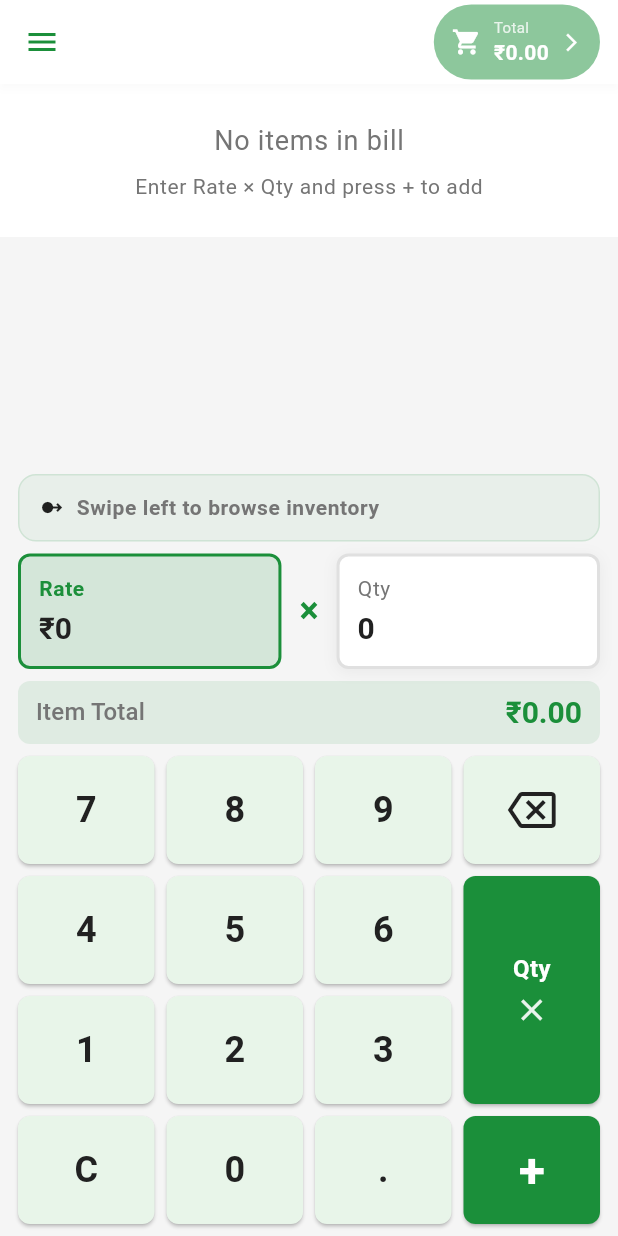
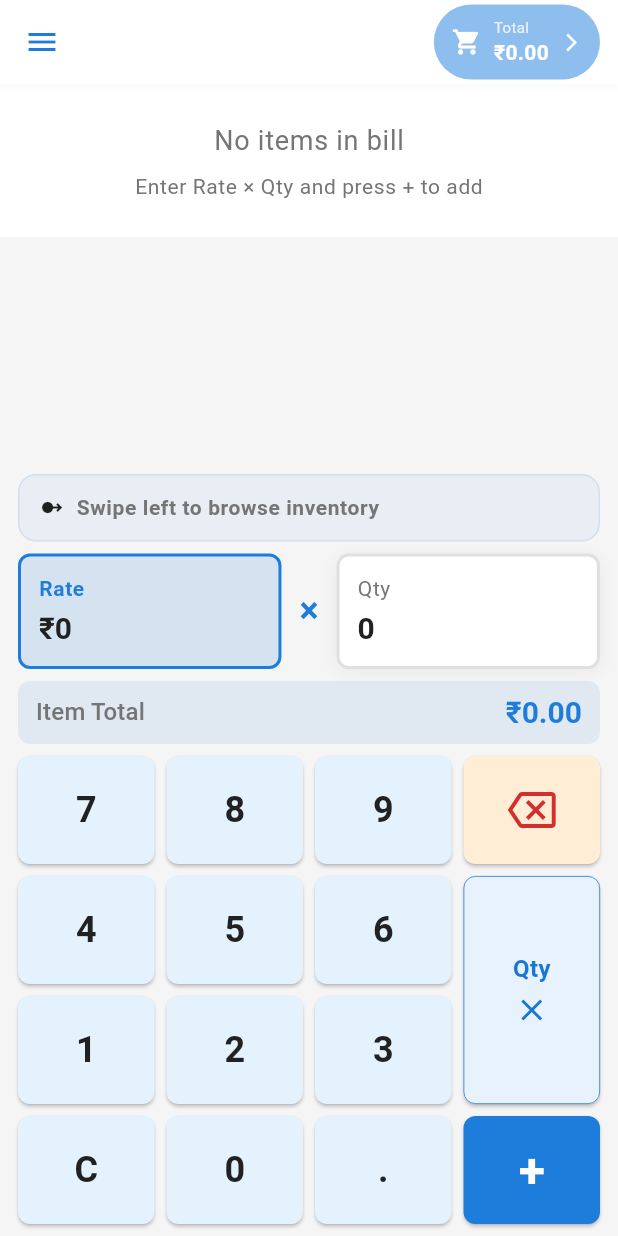
Before and after one commit to Valeriyon/Billing-Calculator, a Flutter app: the screen it shows after launch, on a phone screen of 412 x 824 dp. Run offline on Flutter 3.47's test engine with Material 3 defaults, Android fonts, the phone set to English and light mode, and no system bars; our stand-ins replace audioplayers, drift, flutter_riverpod, go_router, image_picker, qr_flutter and 1 more; missing offline and left inert: mobile_scanner; accounts and stored records are empty; generated files the repository leaves out were written again.

Commit message:
Refactor color themes to blue and enhance keypad button functionality

```diff
--- a/lib/core/constants/app_colors.dart
+++ b/lib/core/constants/app_colors.dart
@@ -1,19 +1,19 @@
 import 'package:flutter/material.dart';
 
-/// App color palette - Green theme for elder-friendly billing app
+/// App color palette - Blue theme for elder-friendly billing app
 class AppColors {
   AppColors._();
 
-  // Primary Green Theme
-  static const Color primary = Color(0xFF1B8F3A);
-  static const Color primaryLight = Color(0xFF4CAF50);
-  static const Color primaryDark = Color(0xFF157230);
-  static const Color primaryAccent = Color(0xFF81C784);
+  // Primary Blue Theme
+  static const Color primary = Color.fromARGB(255, 30, 124, 218);
+  static const Color primaryLight = Color(0xFF64B5F6);
+  static const Color primaryDark = Color.fromARGB(255, 36, 106, 211);
+  static const Color primaryAccent = Color(0xFF90CAF9);
 
   // Secondary Colors
-  static const Color secondary = Color(0xFF2E7D32);
-  static const Color secondaryLight = Color(0xFF60AD5E);
-  static const Color secondaryDark = Color(0xFF005005);
+  static const Color secondary = Color(0xFF1565C0);
+  static const Color secondaryLight = Color(0xFF42A5F5);
+  static const Color secondaryDark = Color(0xFF003C8F);
 
   // Background Colors - Light Mode
   static const Color backgroundLight = Color(0xFFF5F5F5);
@@ -46,16 +46,25 @@ class AppColors {
   static const Color upi = Color(0xFF7B1FA2);
   static const Color credit = Color(0xFFE65100);
 
+  // Destructive Action Button
+  static const Color destructiveBackground = Color(0xFFFFEDD5);
+  static const Color destructiveIcon = Color(0xFFD32F2F);
+
+  // Accent Button (QTY/Rate mode toggle)
+  static const Color accentBackground = Color(0xFFE7F2FD);
+  static const Color accentBorder = Color(0xFF1976D2);
+  static const Color accentText = Color(0xFF1976D2);
+
   // High Contrast Colors
   static const Color contrastBackground = Color(0xFF000000);
   static const Color contrastSurface = Color(0xFF1A1A1A);
   static const Color contrastText = Color(0xFFFFFFFF);
-  static const Color contrastPrimary = Color(0xFF00FF41);
+  static const Color contrastPrimary = Color(0xFF00B0FF);
   static const Color contrastBorder = Color(0xFFFFFFFF);
 
   // Keypad Colors
-  static const Color keypadButton = Color(0xFFE8F5E9);
-  static const Color keypadButtonDark = Color(0xFF2E3B2E);
+  static const Color keypadButton = Color(0xFFE3F2FD);
+  static const Color keypadButtonDark = Color(0xFF263242);
   static const Color keypadText = Color(0xFF212121);
   static const Color keypadTextDark = Color(0xFFE8E8E8);
 
--- a/lib/core/theme/dark_theme.dart
+++ b/lib/core/theme/dark_theme.dart
@@ -2,7 +2,7 @@ import 'package:flutter/material.dart';
 import '../constants/app_colors.dart';
 import '../constants/app_sizes.dart';
 
-/// Dark theme with green accents - elder-friendly
+/// Dark theme with blue accents - elder-friendly
 ThemeData darkTheme({double textScale = 1.0}) {
   return ThemeData(
     useMaterial3: true,
--- a/lib/core/theme/light_theme.dart
+++ b/lib/core/theme/light_theme.dart
@@ -2,7 +2,7 @@ import 'package:flutter/material.dart';
 import '../constants/app_colors.dart';
 import '../constants/app_sizes.dart';
 
-/// Light theme with green primary color - elder-friendly
+/// Light theme with blue primary color - elder-friendly
 ThemeData lightTheme({double textScale = 1.0}) {
   return ThemeData(
     useMaterial3: true,
--- /dev/null
+++ b/lib/core/widgets/keypad_button_back.dart
@@ -0,0 +1,139 @@
+import 'package:flutter/material.dart';
+import 'package:flutter/services.dart';
+import '../constants/app_sizes.dart';
+import '../constants/app_colors.dart';
+
+/// Calculator keypad button with large touch target for elder-friendly use
+class KeypadButtonBack extends StatelessWidget {
+  const KeypadButtonBack({
+    super.key,
+    required this.label,
+    required this.onPressed,
+    this.icon,
+    this.child,
+    this.backgroundColor,
+    this.foregroundColor,
+    this.fontSize,
+    this.size = AppSizes.keypadButtonSize,
+    this.isAccent = false,
+    this.isWide = false,
+    this.hapticFeedback = true,
+    this.expand = false,
+  });
+
+  final String label;
+  final VoidCallback onPressed;
+  final IconData? icon;
+  final Widget? child;
+  final Color? backgroundColor;
+  final Color? foregroundColor;
+  final double? fontSize;
+  final double size;
+  final bool isAccent;
+  final bool isWide;
+  final bool hapticFeedback;
+  final bool expand;
+
+  @override
+  Widget build(BuildContext context) {
+    final theme = Theme.of(context);
+    final isDark = theme.brightness == Brightness.dark;
+
+    // Determine colors
+    Color bgColor;
+    Color fgColor;
+
+    if (isAccent) {
+      bgColor = backgroundColor ?? AppColors.primary;
+      fgColor = foregroundColor ?? Colors.white;
+    } else {
+      bgColor =
+          backgroundColor ??
+          (isDark ? AppColors.keypadButtonDark : AppColors.keypadButton);
+      fgColor =
+          foregroundColor ??
+          (isDark ? AppColors.keypadTextDark : AppColors.keypadText);
+    }
+
+    final button = SizedBox(
+      height: size,
+      child: Material(
+        color: bgColor,
+        borderRadius: BorderRadius.circular(AppSizes.radiusMedium),
+        elevation: 1,
+        child: InkWell(
+          onTap: () {
+            if (hapticFeedback) {
+              HapticFeedback.lightImpact();
+            }
+            onPressed();
+          },
+          borderRadius: BorderRadius.circular(AppSizes.radiusMedium),
+          child: Center(
+            child:
+                child ??
+                (icon != null
+                    ? Icon(icon, size: AppSizes.iconSizeLarge, color: fgColor)
+                    : Text(
+                        label,
+                        style: TextStyle(
+                          fontSize: fontSize ?? AppSizes.fontSizeXXLarge,
+                          fontWeight: FontWeight.w600,
+                          color: fgColor,
+                        ),
+                      )),
+          ),
+        ),
+      ),
+    );
+
+    // Return expanded or fixed size
+    if (expand) {
+      return Expanded(child: button);
+    }
+    return SizedBox(
+      width: isWide ? size * 2 + AppSizes.keypadSpacing : size,
+      child: button,
+    );
+  }
+}
+
+/// Keypad row wrapper - supports expanded buttons
+class KeypadRow extends StatelessWidget {
+  const KeypadRow({
+    super.key,
+    required this.children,
+    this.spacing = AppSizes.keypadSpacing,
+    this.expand = false,
+  });
+
+  final List<Widget> children;
+  final double spacing;
+  final bool expand;
+
+  @override
+  Widget build(BuildContext context) {
+    if (expand) {
+      // Use Row with spacing between expanded children
+      return Row(
+        children: [
+          for (int i = 0; i < children.length; i++) ...[
+            Expanded(child: children[i]),
+            if (i < children.length - 1) SizedBox(width: spacing),
+          ],
+        ],
+      );
+    }
+
+    // Original centered layout
+    return Row(
+      mainAxisAlignment: MainAxisAlignment.center,
+      children: [
+        for (int i = 0; i < children.length; i++) ...[
+          children[i],
+          if (i < children.length - 1) SizedBox(width: spacing),
+        ],
+      ],
+    );
+  }
+}
--- /dev/null
+++ b/lib/core/widgets/keypad_button_calc.dart
@@ -0,0 +1,149 @@
+import 'package:flutter/material.dart';
+import 'package:flutter/services.dart';
+import '../constants/app_sizes.dart';
+import '../constants/app_colors.dart';
+
+/// Calculator keypad button with large touch target for elder-friendly use
+class KeypadButtonCalc extends StatelessWidget {
+  const KeypadButtonCalc({
+    super.key,
+    required this.label,
+    required this.onPressed,
+    this.icon,
+    this.child,
+    this.backgroundColor,
+    this.foregroundColor,
+    this.fontSize,
+    this.size = AppSizes.keypadButtonSize,
+    this.isAccent = false,
+    this.isWide = false,
+    this.hapticFeedback = true,
+    this.expand = false,
+    this.borderColor,
+  });
+
+  final String label;
+  final VoidCallback onPressed;
+  final IconData? icon;
+  final Widget? child;
+  final Color? backgroundColor;
+  final Color? foregroundColor;
+  final double? fontSize;
+  final double size;
+  final bool isAccent;
+  final bool isWide;
+  final bool hapticFeedback;
+  final bool expand;
+  final Color? borderColor;
+
+  @override
+  Widget build(BuildContext context) {
+    final theme = Theme.of(context);
+    final isDark = theme.brightness == Brightness.dark;
+
+    // Determine colors
+    Color bgColor;
+    Color fgColor;
+
+    if (isAccent) {
+      bgColor = backgroundColor ?? AppColors.primary;
+      fgColor = foregroundColor ?? Colors.white;
+    } else {
+      bgColor =
+          backgroundColor ??
+          (isDark ? AppColors.keypadButtonDark : AppColors.keypadButton);
+      fgColor =
+          foregroundColor ??
+          (isDark ? AppColors.keypadTextDark : AppColors.keypadText);
+    }
+
+    final button = SizedBox(
+      height: size,
+      child: Material(
+        color: bgColor,
+        borderRadius: BorderRadius.circular(AppSizes.radiusMedium),
+        elevation: 1,
+        child: InkWell(
+          onTap: () {
+            if (hapticFeedback) {
+              HapticFeedback.lightImpact();
+            }
+            onPressed();
+          },
+          borderRadius: BorderRadius.circular(AppSizes.radiusMedium),
+          child: Container(
+            decoration: BoxDecoration(
+              borderRadius: BorderRadius.circular(AppSizes.radiusMedium),
+              border: borderColor != null
+                  ? Border.all(color: borderColor!, width: .5)
+                  : null,
+            ),
+            child: Center(
+              child:
+                  child ??
+                  (icon != null
+                      ? Icon(icon, size: AppSizes.iconSizeLarge, color: fgColor)
+                      : Text(
+                          label,
+                          style: TextStyle(
+                            fontSize: fontSize ?? AppSizes.fontSizeXXLarge,
+                            fontWeight: FontWeight.w600,
+                            color: fgColor,
+                          ),
+                        )),
+            ),
+          ),
+        ),
+      ),
+    );
+
+    // Return expanded or fixed size
+    if (expand) {
+      return Expanded(child: button);
+    }
+    return SizedBox(
+      width: isWide ? size * 2 + AppSizes.keypadSpacing : size,
+      child: button,
+    );
+  }
+}
+
+/// Keypad row wrapper - supports expanded buttons
+class KeypadRow extends StatelessWidget {
+  const KeypadRow({
+    super.key,
+    required this.children,
+    this.spacing = AppSizes.keypadSpacing,
+    this.expand = false,
+  });
+
+  final List<Widget> children;
+  final double spacing;
+  final bool expand;
+
+  @override
+  Widget build(BuildContext context) {
+    if (expand) {
+      // Use Row with spacing between expanded children
+      return Row(
+        children: [
+          for (int i = 0; i < children.length; i++) ...[
+            Expanded(child: children[i]),
+            if (i < children.length - 1) SizedBox(width: spacing),
+          ],
+        ],
+      );
+    }
+
+    // Original centered layout
+    return Row(
+      mainAxisAlignment: MainAxisAlignment.center,
+      children: [
+        for (int i = 0; i < children.length; i++) ...[
+          children[i],
+          if (i < children.length - 1) SizedBox(width: spacing),
+        ],
+      ],
+    );
+  }
+}
--- a/lib/features/calculator/presentation/calculator_screen.dart
+++ b/lib/features/calculator/presentation/calculator_screen.dart
@@ -1,7 +1,4 @@
 import 'dart:io';
-
-import 'dart:io';
-
 import 'package:flutter/material.dart';
 import 'package:flutter_riverpod/flutter_riverpod.dart';
 import 'package:go_router/go_router.dart';
--- a/lib/features/calculator/presentation/widgets/calc_keypad.dart
+++ b/lib/features/calculator/presentation/widgets/calc_keypad.dart
@@ -1,7 +1,10 @@
 import 'package:flutter/material.dart';
 import 'package:flutter_riverpod/flutter_riverpod.dart';
 import '../../../../core/constants/app_sizes.dart';
+import '../../../../core/constants/app_colors.dart';
 import '../../../../core/widgets/keypad_button.dart';
+import '../../../../core/widgets/keypad_button_back.dart';
+import '../../../../core/widgets/keypad_button_calc.dart';
 import '../../domain/calc_logic.dart';
 
 /// Calculator keypad with numbers, operators, and actions
@@ -97,16 +100,26 @@ class CalcKeypad extends ConsumerWidget {
         const SizedBox(width: AppSizes.keypadSpacing),
 
         // Col 4: Backspace, Rate/Qty (span 2), +
-        buildCol([
-          _KeypadButtonData(
+        Expanded(
+          child: Column(
+            mainAxisSize: MainAxisSize.min,
+            crossAxisAlignment: CrossAxisAlignment.stretch,
+            children: [
+              KeypadButtonBack(
                 label: '',
                 icon: Icons.backspace_outlined,
+                backgroundColor: AppColors.destructiveBackground,
+                foregroundColor: AppColors.destructiveIcon,
                 onPressed: calcNotifier.backspace,
+                size: height,
               ),
-          _KeypadButtonData(
+              const SizedBox(height: AppSizes.keypadSpacing),
+              KeypadButtonCalc(
                 label: '',
-            customHeight: height * 2 + AppSizes.keypadSpacing,
-            isAccent: true,
+                size: height * 2 + AppSizes.keypadSpacing,
+                backgroundColor: AppColors.accentBackground,
+                foregroundColor: AppColors.accentText,
+                borderColor: AppColors.accentBorder,
                 onPressed: calcNotifier.toggleMode,
                 child: Column(
                   mainAxisAlignment: MainAxisAlignment.center,
@@ -115,28 +128,32 @@ class CalcKeypad extends ConsumerWidget {
                       calcState.currentMode == CalcInputMode.quantity
                           ? 'Rate'
                           : 'Qty',
-                  style: const TextStyle(
+                      style: TextStyle(
                         fontSize: 16.0,
                         fontWeight: FontWeight.bold,
-                    color: Colors.white,
+                        color: AppColors.accentText,
                       ),
                     ),
                     const SizedBox(height: 4),
                     Icon(
                       Icons.close,
                       size: AppSizes.iconSizeMedium,
-                  color: Colors.white.withValues(alpha: 0.9),
+                      color: AppColors.accentText,
                     ),
                   ],
                 ),
               ),
-          _KeypadButtonData(
+              const SizedBox(height: AppSizes.keypadSpacing),
+              KeypadButton(
                 label: '+',
                 isAccent: true,
                 fontSize: AppSizes.fontSizeDisplay,
                 onPressed: calcState.canAddItem ? calcNotifier.addItem : () {},
+                size: height,
               ),
-        ]),
+            ],
+          ),
+        ),
       ],
     );
   }
@@ -144,33 +161,16 @@ class CalcKeypad extends ConsumerWidget {
   Widget _buildButton(_KeypadButtonData data, double baseHeight) {
     return KeypadButton(
       label: data.label,
-      icon: data.icon,
       onPressed: data.onPressed,
-      isAccent: data.isAccent,
-      fontSize: data.fontSize,
-      size: data.customHeight ?? baseHeight,
-      child: data.child,
+      size: baseHeight,
     );
   }
 }
 
 /// Data class for keypad button configuration
 class _KeypadButtonData {
-  const _KeypadButtonData({
-    required this.label,
-    required this.onPressed,
-    this.icon,
-    this.child,
-    this.customHeight,
-    this.isAccent = false,
-    this.fontSize,
-  });
+  const _KeypadButtonData({required this.label, required this.onPressed});
 
   final String label;
   final VoidCallback onPressed;
-  final IconData? icon;
-  final Widget? child;
-  final double? customHeight;
-  final bool isAccent;
-  final double? fontSize;
 }
```
Lines whose indentation alone changed are shown as unchanged.
